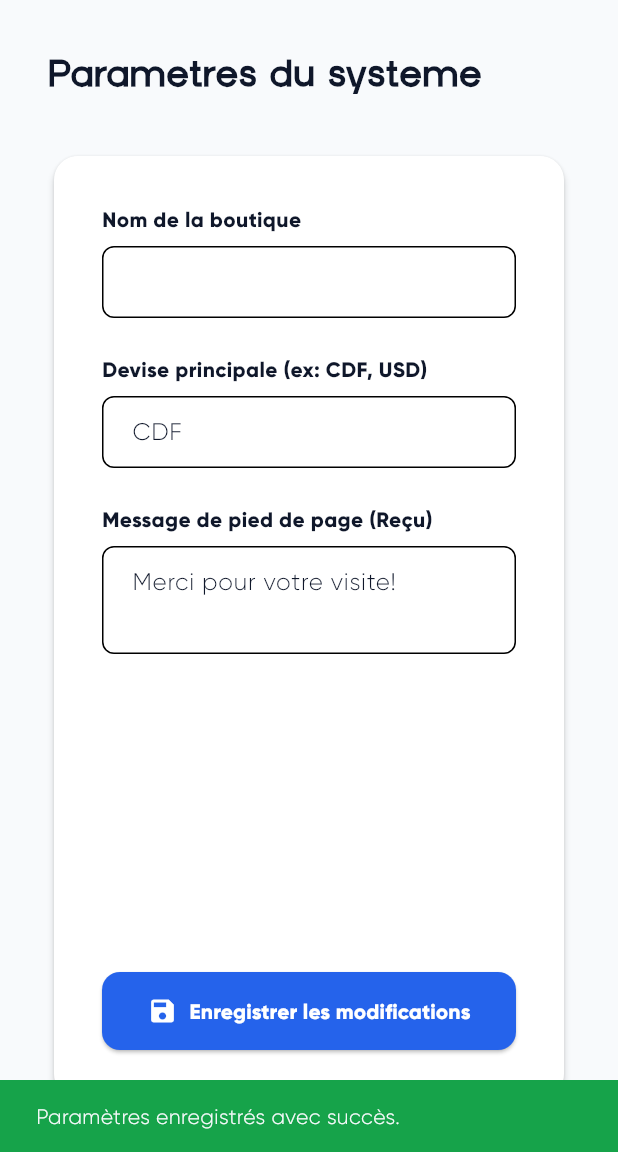
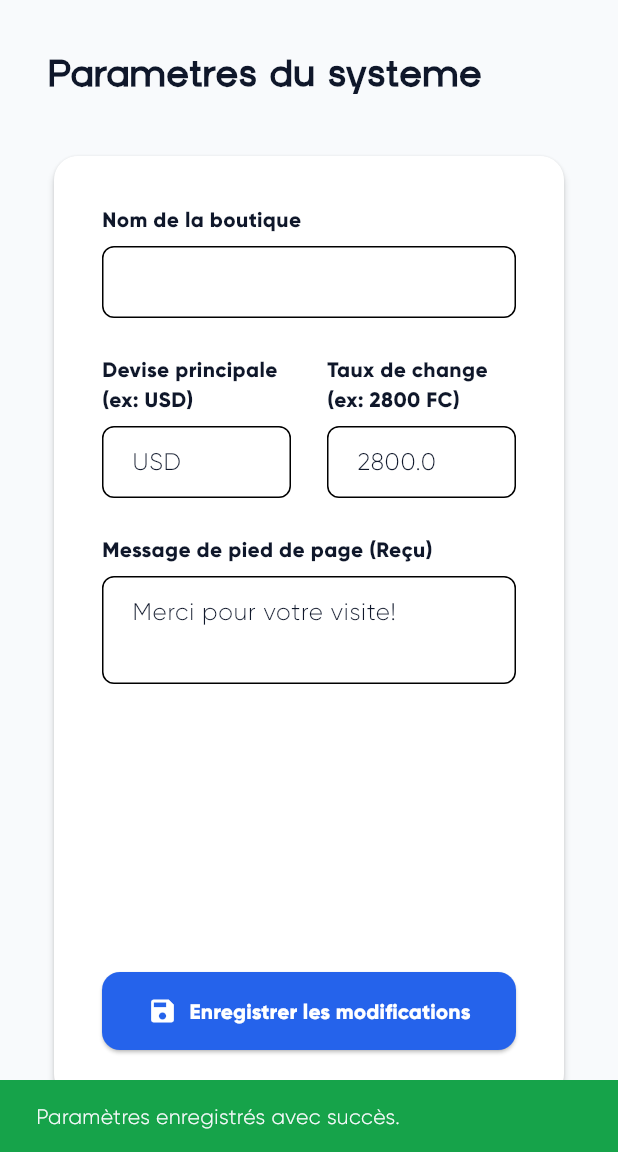
Before and after one commit to ZachDevT/easyPos, a Flutter app: the SettingsScreen screen opened by its route, after a tap on "Enregistrer les modifications", on a phone screen of 412 x 824 dp, the part 84-1236 px from its top. Run offline on Flutter 3.47's test engine with Material 3 defaults, Android fonts, the phone set to English and light mode, and no system bars; our stand-ins replace connectivity_plus, drift, fl_chart, flutter_riverpod, go_router, image_picker and 4 more; missing offline and left inert: window_manager; accounts and stored records are empty; generated files the repository leaves out were written again.

Commit message:
POS: Implement Multi-Currency Checkout (USD/CDF) and Background Sync Engine

```diff
--- a/lib/features/settings/providers/settings_provider.dart
+++ b/lib/features/settings/providers/settings_provider.dart
@@ -4,20 +4,28 @@ import '../../../core/providers/admin_provider.dart';
 
 class AppSettings {
   final String storeName;
-  final String currency;
+  final String currency; // Base Currency (e.g. USD)
   final String receiptFooter;
+  final double exchangeRate; // E.g. 2800 (1 USD = 2800 CDF)
 
   AppSettings({
     required this.storeName,
     required this.currency,
     required this.receiptFooter,
+    required this.exchangeRate,
   });
 
-  AppSettings copyWith({String? storeName, String? currency, String? receiptFooter}) {
+  AppSettings copyWith({
+    String? storeName,
+    String? currency,
+    String? receiptFooter,
+    double? exchangeRate,
+  }) {
     return AppSettings(
       storeName: storeName ?? this.storeName,
       currency: currency ?? this.currency,
       receiptFooter: receiptFooter ?? this.receiptFooter,
+      exchangeRate: exchangeRate ?? this.exchangeRate,
     );
   }
 }
@@ -27,15 +35,17 @@ class SettingsNotifier extends StateNotifier<AppSettings> {
 
   SettingsNotifier(this._prefs)
       : super(AppSettings(
-          storeName: _prefs.getString('store_name') ?? 'EasyPOS',
-          currency: _prefs.getString('currency') ?? 'CDF',
+          storeName: _prefs.getString('store_name') ?? 'Yellow Pos',
+          currency: _prefs.getString('currency') ?? 'USD',
           receiptFooter: _prefs.getString('receipt_footer') ?? 'Merci pour votre visite!',
+          exchangeRate: _prefs.getDouble('exchange_rate') ?? 2800.0,
         ));
 
   Future<void> updateSettings(AppSettings newSettings) async {
     await _prefs.setString('store_name', newSettings.storeName);
     await _prefs.setString('currency', newSettings.currency);
     await _prefs.setString('receipt_footer', newSettings.receiptFooter);
+    await _prefs.setDouble('exchange_rate', newSettings.exchangeRate);
     state = newSettings;
   }
 }
--- a/lib/features/settings/settings_screen.dart
+++ b/lib/features/settings/settings_screen.dart
@@ -14,6 +14,7 @@ class SettingsScreen extends ConsumerStatefulWidget {
 class _SettingsScreenState extends ConsumerState<SettingsScreen> {
   late TextEditingController _storeNameController;
   late TextEditingController _currencyController;
+  late TextEditingController _exchangeRateController;
   late TextEditingController _footerController;
 
   @override
@@ -22,6 +23,7 @@ class _SettingsScreenState extends ConsumerState<SettingsScreen> {
     final settings = ref.read(settingsProvider);
     _storeNameController = TextEditingController(text: settings.storeName);
     _currencyController = TextEditingController(text: settings.currency);
+    _exchangeRateController = TextEditingController(text: settings.exchangeRate.toString());
     _footerController = TextEditingController(text: settings.receiptFooter);
   }
 
@@ -29,6 +31,7 @@ class _SettingsScreenState extends ConsumerState<SettingsScreen> {
   void dispose() {
     _storeNameController.dispose();
     _currencyController.dispose();
+    _exchangeRateController.dispose();
     _footerController.dispose();
     super.dispose();
   }
@@ -38,6 +41,7 @@ class _SettingsScreenState extends ConsumerState<SettingsScreen> {
       AppSettings(
         storeName: _storeNameController.text,
         currency: _currencyController.text,
+        exchangeRate: double.tryParse(_exchangeRateController.text) ?? 2800.0,
         receiptFooter: _footerController.text,
       ),
     );
@@ -68,7 +72,13 @@ class _SettingsScreenState extends ConsumerState<SettingsScreen> {
                     children: [
                       _buildTextField('Nom de la boutique', _storeNameController),
                       const SizedBox(height: 24),
-                      _buildTextField('Devise principale (ex: CDF, USD)', _currencyController),
+                      Row(
+                        children: [
+                          Expanded(child: _buildTextField('Devise principale (ex: USD)', _currencyController)),
+                          const SizedBox(width: 24),
+                          Expanded(child: _buildTextField('Taux de change (ex: 2800 FC)', _exchangeRateController)),
+                        ],
+                      ),
                       const SizedBox(height: 24),
                       _buildTextField('Message de pied de page (Reçu)', _footerController, maxLines: 2),
                       const Spacer(),
```
Also changed, not shown: lib/core/supabase/sync_service.dart (added, +88 -0 lines), lib/features/pos/widgets/payment_panel.dart (+127 -28 lines).
